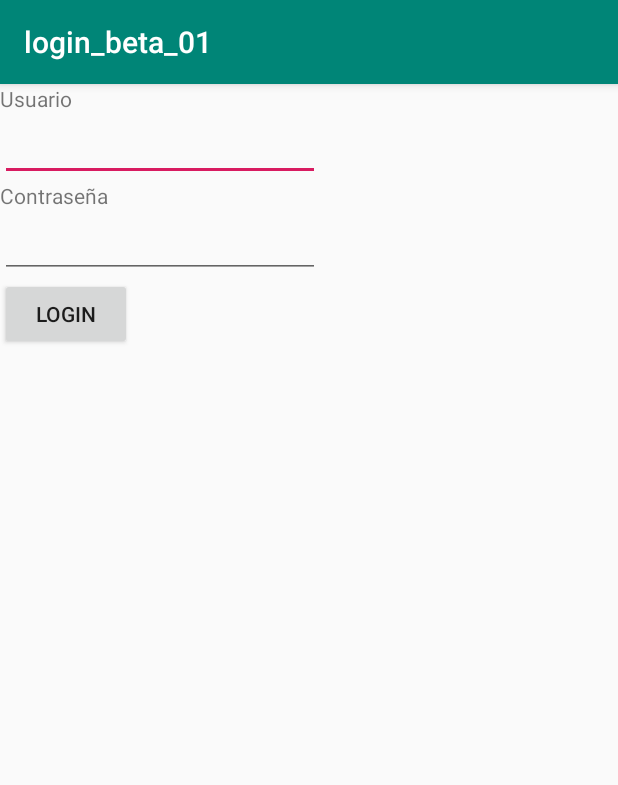
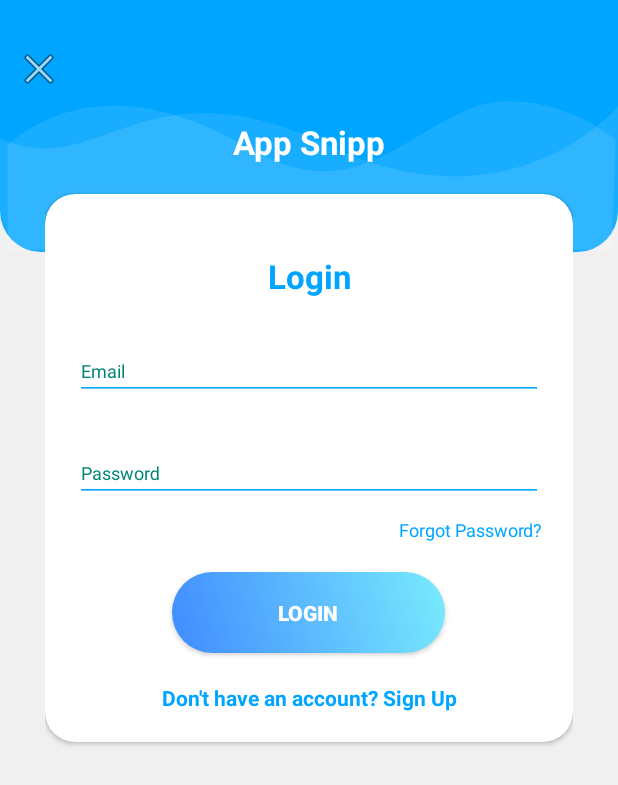
Before and after one commit to zetaB12/app-android, an Android app: the screen it shows after launch (MainActivity), on a phone screen of 412 x 824 dp. Shown: the top 785 px of the screen. Run offline under Robolectric (Android 15) with nearby library versions, the phone set to English and light mode, and no system bars; our stand-ins replace ButterKnife.

Commit message:
login sin volley ok

```diff
--- a/app/src/main/java/com/colmena/login_beta_01/MainActivity.java
+++ b/app/src/main/java/com/colmena/login_beta_01/MainActivity.java
@@ -1,34 +1,103 @@
 package com.colmena.login_beta_01;
 
 import androidx.appcompat.app.AppCompatActivity;
+import butterknife.BindView;
+import butterknife.ButterKnife;
+import butterknife.OnClick;
 
+import android.app.ProgressDialog;
+import android.content.Intent;
 import android.os.Bundle;
+import android.os.Handler;
+import android.util.Log;
+import android.util.Patterns;
 import android.widget.Button;
 import android.widget.EditText;
+import android.widget.ProgressBar;
+import android.widget.TextView;
 import android.widget.Toast;
 
 public class MainActivity extends AppCompatActivity {
 
-    private EditText txtUser, txtPassword;
-    private Button btnLogin;
+    private static final String TAG = "LoginActivity";
+    private static final int REQUEST_SIGNUP = 0;
+
+    @BindView(R.id.btn_LoginButton) Button _loginButton;
+    @BindView(R.id.input_Email) EditText _emailText;
+    @BindView(R.id.input_Password) EditText _passwordText;
+    @BindView(R.id.link_signUp) TextView _signUpLink;
+
 
     @Override
     protected void onCreate(Bundle savedInstanceState) {
         super.onCreate(savedInstanceState);
         setContentView(R.layout.activity_main);
 
-        txtUser = findViewById(R.id.id_txtUser);
-        txtPassword = findViewById(R.id.id_txtPassword);
-        btnLogin = findViewById(R.id.id_btnLogin);
-
-        acceso();
+        ButterKnife.bind(this);
     }
 
-    private void acceso(){
+    @OnClick(R.id.btn_LoginButton)
+    public void onClickLogin(){
+        login();
+    }
 
-        if (txtUser.getText().toString() == "admin" && txtPassword.getText().toString() == "admin"){
-            Toast.makeText(this, "entraste!!", Toast.LENGTH_SHORT).show();
-        }else
-            Toast.makeText(this, "usuario y/o contraseña incorrecta!", Toast.LENGTH_SHORT).show();
+    public void login(){
+        Log.d(TAG, "Login");
+
+        if(!validate()){
+            onLoginFailed();
+            return;
+        }
+
+
+        _loginButton.setEnabled(false);
+
+        final ProgressDialog progressDialog = new ProgressDialog(MainActivity.this,
+                R.style.AppTheme);
+        progressDialog.setIndeterminate(true);
+        progressDialog.setMessage("Autenticando...");
+        progressDialog.show();
+
+        new Handler().postDelayed(
+                new Runnable() {
+                    @Override
+                    public void run() {
+                        onLoginSuccess();
+                        progressDialog.dismiss();
+                    }
+                }, 3000
+        );
+    }
+
+    public boolean validate(){
+
+        boolean valid = true;
+        String email = _emailText.getText().toString();
+        String password = _passwordText.getText().toString();
+
+        if(email.isEmpty() || !Patterns.EMAIL_ADDRESS.matcher(email).matches()){
+            _emailText.setError("Error al ingresar email");
+            valid = false;
+        }else{
+            _emailText.setError(null);
+        }
+
+        if(password.isEmpty() || password.length() < 4 || password.length() > 10){
+            _passwordText.setError("La contraseña debe tener en 4 - 10 caracteres");
+            valid = false;
+        }else{
+            _passwordText.setError(null);
+        }
+        return valid;
+    }
+
+    public void onLoginSuccess() {
+        _loginButton.setEnabled(true);
+        finish();
+    }
+
+    public void onLoginFailed(){
+        Toast.makeText(this, "Login Error", Toast.LENGTH_LONG).show();
+        _loginButton.setEnabled(true);
     }
 }
--- /dev/null
+++ b/app/src/main/res/drawable-v24/ic_login_bk.xml
@@ -0,0 +1,17 @@
+<vector xmlns:android="http://schemas.android.com/apk/res/android"
+    android:width="425dp"
+    android:height="168dp"
+    android:viewportWidth="425.332"
+    android:viewportHeight="168.0">
+
+    <path
+        android:pathData="M425.33,70.78S352.76,155.62 225.1,96.65 67.19,123.13 0,91.84L0,166.44L425.33,166.44Z"
+        android:fillAlpha="0.1"
+        android:fillColor="#fff"
+        android:strokeAlpha="0.1"/>
+    <path
+        android:pathData="M5.22,97.18s57.02,-59.98 162.55,0c72.29,41.08 101.72,-2.45 155.4,-24.52 24.72,-10.16 64.44,-5.91 100.36,20.21 0.65,1.91 -2.77,75.13 -2.77,75.13L5.22,168Z"
+        android:fillColor="#fff"
+        android:strokeAlpha="0.1"
+        android:fillAlpha="0.1"/>
+</vector>
--- /dev/null
+++ b/app/src/main/res/drawable-v24/login_shape_bk.xml
@@ -0,0 +1,16 @@
+<?xml version="1.0" encoding="utf-8"?>
+<shape xmlns:android="http://schemas.android.com/apk/res/android" android:shape="rectangle" >
+    <corners
+        android:bottomLeftRadius="27dp"
+        android:bottomRightRadius="27dp"
+        android:topLeftRadius="0dp"
+        android:topRightRadius="0dp"
+        />
+    <solid
+        android:color="#00a5ff"
+        />
+    <size
+        android:width="182dp"
+        android:height="54dp"
+        />
+</shape>
--- /dev/null
+++ b/app/src/main/res/drawable/login_button_bk.xml
@@ -0,0 +1,17 @@
+<?xml version="1.0" encoding="utf-8"?>
+<shape xmlns:android="http://schemas.android.com/apk/res/android" android:shape="rectangle" >
+    <corners
+        android:radius="27dp"
+        />
+    <gradient
+        android:angle="45"
+        android:centerX="35%"
+        android:startColor="#408bff"
+        android:endColor="#79EBFD"
+        android:type="linear"
+        />
+    <size
+        android:width="182dp"
+        android:height="54dp"
+        />
+</shape>
--- a/app/src/main/res/layout/activity_main.xml
+++ b/app/src/main/res/layout/activity_main.xml
@@ -1,55 +1,66 @@
 <?xml version="1.0" encoding="utf-8"?>
-<LinearLayout xmlns:android="http://schemas.android.com/apk/res/android"
-    xmlns:app="http://schemas.android.com/apk/res-auto"
+<RelativeLayout xmlns:android="http://schemas.android.com/apk/res/android"
     xmlns:tools="http://schemas.android.com/tools"
-    android:layout_width="match_parent"
-    android:layout_height="match_parent"
     android:orientation="vertical"
-    tools:context=".MainActivity">
+    style="@style/loginParent"
+    tools:context="com.colmena.login_beta_01.MainActivity">
+    <ScrollView
+        style="@style/parent">
 
-    <TextView
-        android:layout_width="wrap_content"
-        android:layout_height="wrap_content"
-        android:text="Usuario"
-        app:layout_constraintBottom_toBottomOf="parent"
-        app:layout_constraintHorizontal_bias="0.245"
-        app:layout_constraintLeft_toLeftOf="parent"
-        app:layout_constraintRight_toRightOf="parent"
-        app:layout_constraintTop_toTopOf="parent"
-        app:layout_constraintVertical_bias="0.067" />
+        <RelativeLayout
+            style="@style/parent">
 
-    <EditText
-        android:id="@+id/id_txtUser"
-        android:layout_width="wrap_content"
-        android:layout_height="wrap_content"
-        android:ems="10"
-        android:inputType="textPersonName"
-        tools:layout_editor_absoluteX="82dp"
-        tools:layout_editor_absoluteY="110dp" />
 
-    <TextView
-        android:id="@+id/textView"
-        android:layout_width="wrap_content"
-        android:layout_height="wrap_content"
-        android:text="Contraseña"
-        tools:layout_editor_absoluteX="83dp"
-        tools:layout_editor_absoluteY="177dp" />
+            <LinearLayout
+                android:layout_width="match_parent"
+                android:layout_height="match_parent"
+                android:layout_alignParentTop="true"
+                android:weightSum="12">
 
-    <EditText
-        android:id="@+id/id_txtPassword"
-        android:layout_width="wrap_content"
-        android:layout_height="wrap_content"
-        android:ems="10"
-        android:inputType="textPersonName"
-        tools:layout_editor_absoluteX="82dp"
-        tools:layout_editor_absoluteY="212dp" />
+                <LinearLayout
+                    style="@style/parent"
+                    android:background="@drawable/login_shape_bk"
+                    android:orientation="vertical"
+                    android:layout_weight="3">
 
-    <Button
-        android:id="@+id/id_btnLogin"
-        android:layout_width="wrap_content"
-        android:layout_height="wrap_content"
-        android:text="Login"
-        tools:layout_editor_absoluteX="150dp"
-        tools:layout_editor_absoluteY="341dp" />
+                    <ImageView
+                        style="@style/parent"
+                        android:background="@drawable/ic_login_bk"
+                        android:contentDescription="login background" />
 
-</LinearLayout>
+                </LinearLayout>
+
+            </LinearLayout>
+
+            <LinearLayout
+                android:layout_width="match_parent"
+                android:layout_height="match_parent"
+                android:layout_alignParentTop="true"
+                android:orientation="vertical"
+                android:layout_marginTop="40dp"
+                android:layout_marginRight="30dp"
+                android:layout_marginLeft="30dp">
+
+
+                <TextView
+                    style="@style/headerText"
+                    android:layout_gravity="center"
+                    android:text="App Snipp"
+                    android:layout_marginTop="40dp"/>
+                <include
+                    layout="@layout/layout_login"/>
+
+            </LinearLayout>
+            <ImageView
+                android:layout_width="wrap_content"
+                android:layout_height="wrap_content"
+                android:layout_alignParentLeft="true"
+                android:layout_alignParentTop="true"
+                android:layout_marginTop="30dp"
+                android:layout_marginLeft="10dp"
+                android:src="@android:drawable/ic_menu_close_clear_cancel" />
+        </RelativeLayout>
+
+    </ScrollView>
+
+</RelativeLayout>
--- /dev/null
+++ b/app/src/main/res/layout/layout_login.xml
@@ -0,0 +1,79 @@
+<?xml version="1.0" encoding="utf-8"?>
+<androidx.cardview.widget.CardView
+    xmlns:android="http://schemas.android.com/apk/res/android"
+    xmlns:app="http://schemas.android.com/apk/res-auto"
+    style="@style/loginCard"
+    app:cardCornerRadius="@dimen/loginCardRadius"
+    android:elevation="5dp"
+    android:layout_gravity="center"
+    android:layout_marginTop="@dimen/loginViewsMargin"
+    android:layout_marginBottom="@dimen/loginViewsMargin"
+    android:background="@color/whiteCardColor">
+
+
+
+    <LinearLayout
+        style="@style/linearParent"
+        android:layout_gravity="center"
+        android:padding="@dimen/loginViewsMargin">
+
+        <TextView
+            style="@style/headerTextPrimary"
+            android:text="Login"
+            android:layout_marginTop="@dimen/loginViewsMargin"/>
+
+        <com.google.android.material.textfield.TextInputLayout
+            android:layout_width="match_parent"
+            android:layout_height="wrap_content"
+            android:id="@+id/textInputEmail"
+            style="@style/parent"
+            android:layout_marginTop="@dimen/loginViewsMargin">
+            <EditText
+                android:id="@+id/input_Email"
+                style="@style/modifiedEditText"
+                android:inputType="textEmailAddress"
+                android:maxLines="1"
+                android:hint="@string/login_email_hint"/>
+        </com.google.android.material.textfield.TextInputLayout>
+
+        <com.google.android.material.textfield.TextInputLayout
+            android:id="@+id/textInputPassword"
+            style="@style/parent"
+            android:layout_marginTop="@dimen/loginViewsMargin">
+            <EditText
+                android:id="@+id/input_Password"
+                style="@style/modifiedEditText"
+                android:hint="@string/login_password_hint"
+                android:maxLines="1"
+                android:inputType="textPassword"/>
+        </com.google.android.material.textfield.TextInputLayout>
+
+        <TextView
+            style="@style/viewParent"
+            android:text="Forgot Password?"
+            android:textColor="@color/primaryTextColor"
+            android:textSize="@dimen/newsMoreTextSize"
+            android:layout_gravity="end"
+            android:onClick="viewForgotPAssword"
+            android:layout_marginTop="10dp"/>
+
+        <Button
+            android:id="@+id/btn_LoginButton"
+            style="@style/loginButton"
+            android:text="Login"
+            android:layout_gravity="center_horizontal"
+            android:layout_marginTop="@dimen/loginViewsMargin"/>
+
+        <TextView
+            android:id="@+id/link_signUp"
+            style="@style/parent"
+            android:layout_marginTop="@dimen/loginViewsMargin"
+            android:onClick="viewRegisterClicked"
+            android:text="@string/login_signup_hint"
+            android:textAlignment="center"
+            android:textColor="@color/primaryTextColor"
+            android:textStyle="bold" />
+
+
+    </LinearLayout>
+</androidx.cardview.widget.CardView>
--- a/app/src/main/res/values/colors.xml
+++ b/app/src/main/res/values/colors.xml
@@ -3,4 +3,12 @@
     <color name="colorPrimary">#008577</color>
     <color name="colorPrimaryDark">#00574B</color>
     <color name="colorAccent">#D81B60</color>
+
+    <!--colors for modern ui-->
+    <color name="whiteTextColor">#fff</color>
+    <color name="primaryTextColor">#00a5ff</color>
+    <color name="loginBkColor">#f0f0f0</color>
+
+    <!--colros for card-->
+    <color name="whiteCardColor">#fff</color>
 </resources>
--- /dev/null
+++ b/app/src/main/res/values/dimens.xml
@@ -0,0 +1,10 @@
+<?xml version="1.0" encoding="utf-8"?>
+<resources>
+
+    <dimen name="headerTextSize">22sp</dimen>
+    <dimen name="newsMoreTextSize">12sp</dimen>
+    <dimen name="loginCardRadius">20dp</dimen>
+    <dimen name="loginViewsMargin">20dp</dimen>
+
+    <dimen name="signup_text_margin_top">10dp</dimen>
+</resources>
--- a/app/src/main/res/values/strings.xml
+++ b/app/src/main/res/values/strings.xml
@@ -1,3 +1,8 @@
 <resources>
-    <string name="app_name">login_beta_01</string>
+    <string name="app_name">Login Sample</string>
+    <string name="register">REGISTER</string>
+    <string name="login_email_hint">Email</string>
+    <string name="login_password_hint">Password</string>
+    <string name="signup_login_hint">Already have an account? Sign In</string>
+    <string name="login_signup_hint">Don\'t have an account? Sign Up</string>
 </resources>
--- a/app/src/main/res/values/styles.xml
+++ b/app/src/main/res/values/styles.xml
@@ -1,11 +1,61 @@
 <resources>
 
     <!-- Base application theme. -->
-    <style name="AppTheme" parent="Theme.AppCompat.Light.DarkActionBar">
+    <style name="AppTheme" parent="Theme.AppCompat.Light.NoActionBar">
         <!-- Customize your theme here. -->
         <item name="colorPrimary">@color/colorPrimary</item>
         <item name="colorPrimaryDark">@color/colorPrimaryDark</item>
         <item name="colorAccent">@color/colorAccent</item>
+        <item name="android:textColorHint">@color/colorPrimary</item>
     </style>
 
+    <style name="AppTheme.NoActionBar">
+        <item name="windowActionBar">false</item>
+        <item name="windowNoTitle">true</item>
+    </style>
+
+    <!--designs for login and register-->
+    <style name="parent">
+        <item name="android:layout_width">match_parent</item>
+        <item name="android:layout_height">wrap_content</item>
+    </style>
+
+    <style name="loginParent" parent="parent">
+        <item name="android:layout_height">match_parent</item>
+        <item name="android:background">@color/loginBkColor</item>
+        <item name="android:focusableInTouchMode">true</item>
+    </style>
+
+    <style name="headerText" parent="parent">
+        <item name="android:textSize">@dimen/headerTextSize</item>
+        <item name="android:textAlignment">center</item>
+        <item name="android:textColor">@color/whiteTextColor</item>
+        <item name="android:textStyle">bold</item>
+    </style>
+
+    <style name="loginCard" parent="parent"></style>
+
+    <style name="linearParent" parent="parent">
+        <item name="android:orientation">vertical</item>
+    </style>
+
+    <style name="headerTextPrimary" parent="headerText">
+        <item name="android:textColor">@color/primaryTextColor</item>
+    </style>
+
+    <style name="modifiedEditText" parent="parent">
+        <item name="android:textSize">@dimen/newsMoreTextSize</item>
+        <item name="android:backgroundTint">@color/primaryTextColor</item>
+    </style>
+
+    <style name="viewParent">
+        <item name="android:layout_width">wrap_content</item>
+        <item name="android:layout_height">wrap_content</item>
+    </style>
+
+    <style name="loginButton" parent="viewParent">
+        <item name="android:background">@drawable/login_button_bk</item>
+        <item name="android:textColor">@color/whiteTextColor</item>
+        <item name="android:textStyle">bold</item>
+    </style>
 </resources>
```
Also changed, not shown: app/build.gradle (+14 -2 lines), app/src/main/res/layout/layout_register.xml (added, +77 -0 lines).
